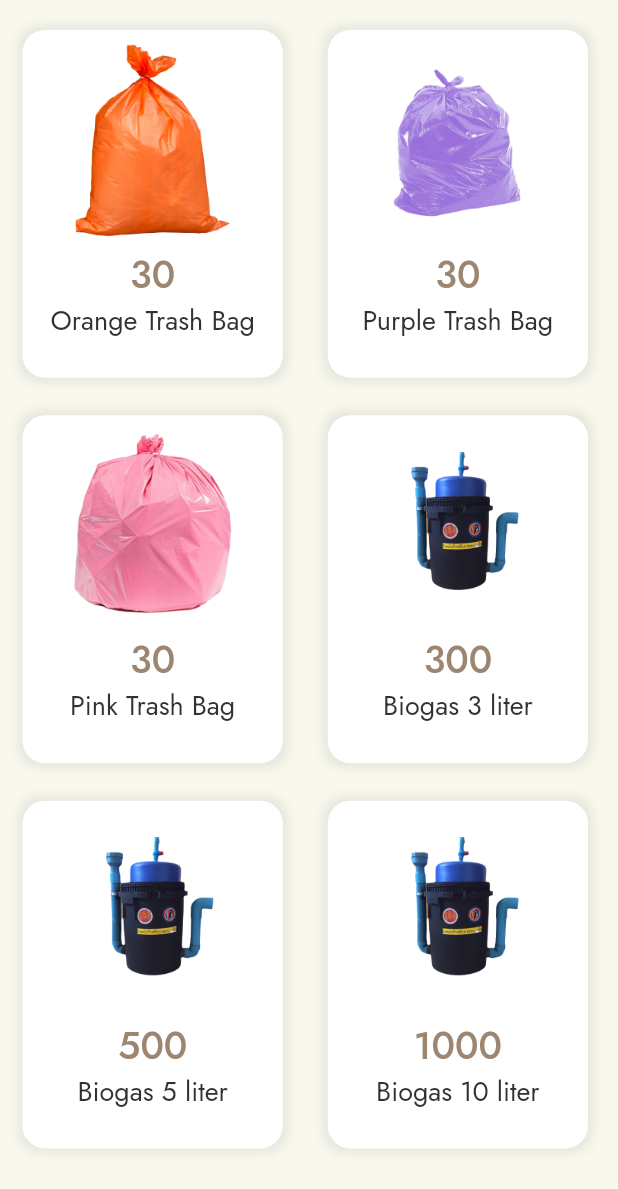
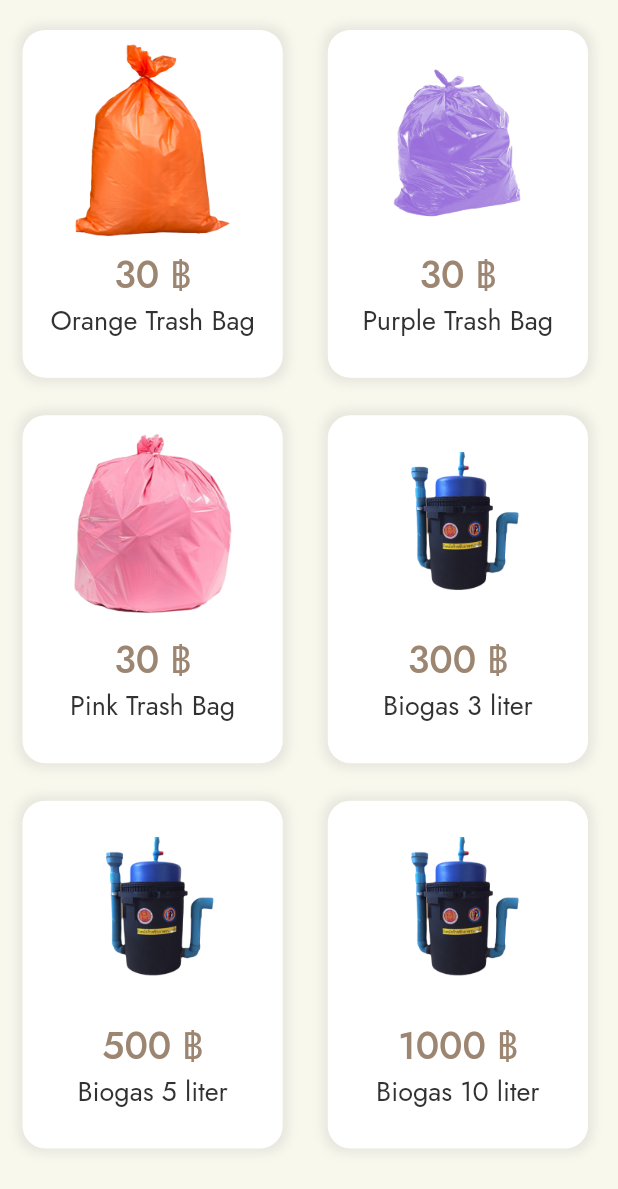
Before and after one commit to nuttavadeepj/motintegrated, a Flutter app: the Product screen opened directly, on a phone screen of 412 x 824 dp. Shown: the top 1189 px of the screen. Run offline on Flutter 3.47's test engine with Material 2 defaults, Android fonts, the phone set to English and light mode, and no system bars; our stand-ins replace cloud_firestore, firebase_auth, firebase_core, font_awesome_flutter, getwidget, shared_preferences; missing offline and left inert: qrscan; accounts and stored records are empty.

Commit message:
[ADD] ฿ symbol in shop

```diff
--- a/lib/screens/product.dart
+++ b/lib/screens/product.dart
@@ -101,7 +101,7 @@ class Product extends StatelessWidget {
                   ),
                 ),
                 SizedBox(height: 7.0),
-                Text(price,
+                Text('$price ฿',
                     style: TextStyle(color: Color(0xff9D8671), fontSize: 25.0, fontWeight: FontWeight.w500, fontFamily: 'Jost')),
                 Text(name,
                     style: TextStyle(color: Color(0xff323232), fontSize: 18.0, fontFamily: 'Jost')),
```
